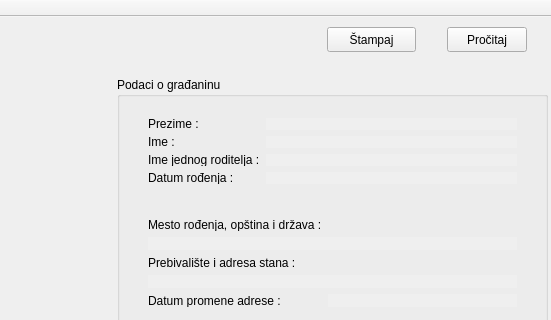
Qt form LK_Linux/mainwindow.ui (delboyrodney/CLKZL) before a commit; both pictures show x 83 to 634 and y 0 to 320 of the 634 by 490 pixel window.
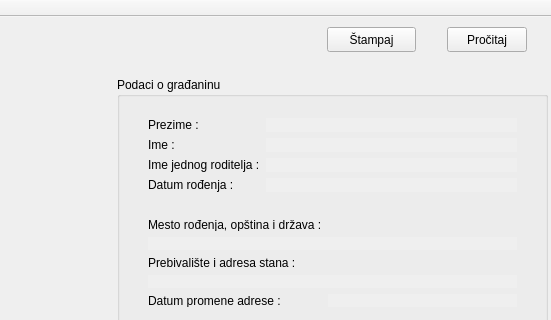
The same form after that commit. Icons and pictures are not drawn.

```diff
--- a/LK_Linux/mainwindow.ui
+++ b/LK_Linux/mainwindow.ui
@@ -45,7 +45,7 @@
        <x>20</x>
        <y>30</y>
        <width>391</width>
-       <height>88</height>
+       <height>164</height>
       </rect>
      </property>
      <layout class="QFormLayout" name="formLayout">
```
Left out of the diff: 10 changed lines with no effect on the pictures.
